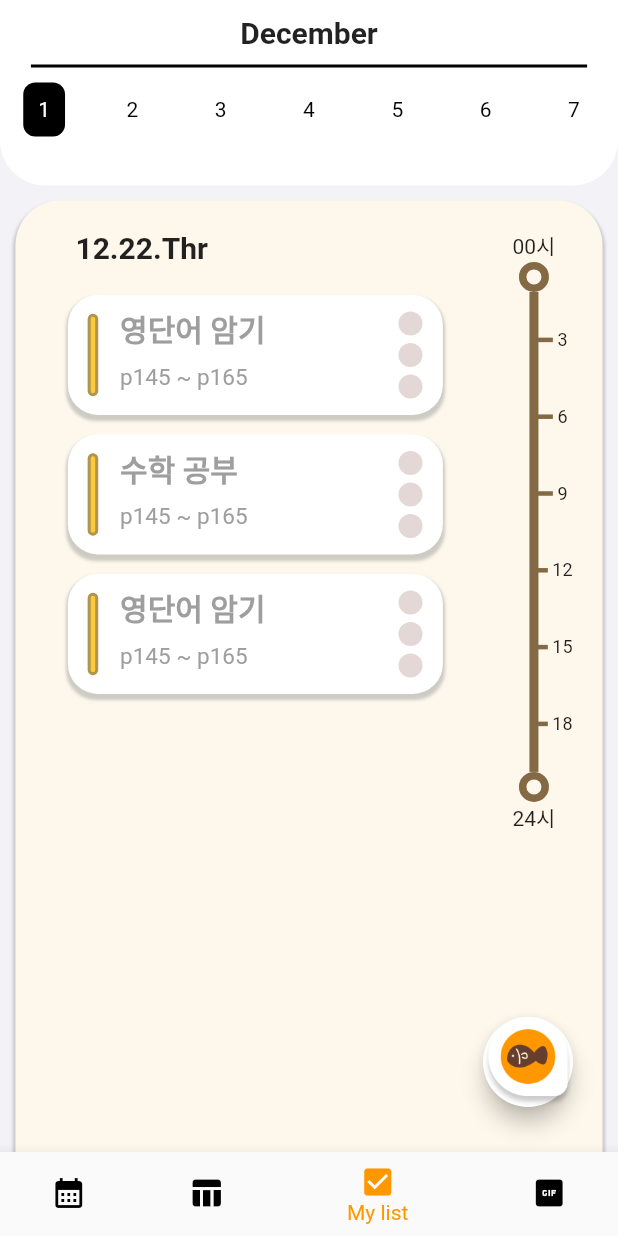
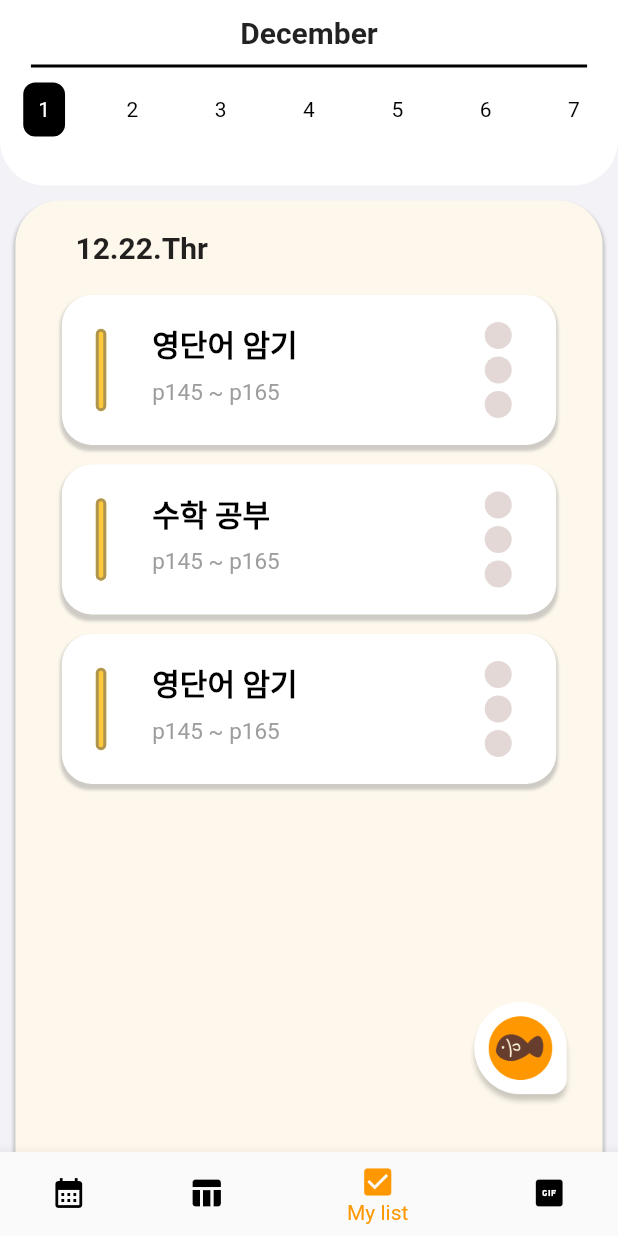
Before and after one commit to gunho30811/UNIPUS, a Flutter app: the screen it shows after launch, item 3 of the bottom bar chosen, on a phone screen of 412 x 824 dp. Run offline on Flutter 3.47's test engine with Material 2 defaults, Android fonts, the light colour scheme and no system bars; our stand-ins replace extended_masked_text, firebase_auth, firebase_core, fl_chart, flutter_login, google_sign_in and 3 more; missing offline and left inert: kakao_flutter_sdk; accounts and stored records are empty.

Commit message:
mylist 수정
박스 크기 조절 및 피드백  버튼 설정
기타 파일 위치 수정
minSdkVersion 21 수정

```diff
--- /dev/null
+++ b/lib/src/ui/common/schedule_detail.dart
@@ -0,0 +1,18 @@
+import 'package:flutter/material.dart';
+import 'package:flutter/src/widgets/framework.dart';
+import 'package:flutter/src/widgets/placeholder.dart';
+
+class ScheduleDetail extends StatelessWidget {
+  const ScheduleDetail({super.key});
+
+  @override
+  Widget build(BuildContext context) {
+    final screenHeight = MediaQuery.of(context).size.height;
+    final screenWidth = MediaQuery.of(context).size.width;
+    return Scaffold(
+      body: Container(
+        width: screenWidth * 0.8,
+      ),
+    );
+  }
+}
--- a/lib/src/ui/my_list/my_list_home.dart
+++ b/lib/src/ui/my_list/my_list_home.dart
@@ -147,7 +147,7 @@ class _MyListHomeState extends State<MyListHome> {
                             child: Container(
                               padding: EdgeInsets.all(20),
                               child: Column(
-                                mainAxisAlignment: MainAxisAlignment.start,
+                                crossAxisAlignment: CrossAxisAlignment.start,
                                 children: [
                                   Row(
                                     children: [
@@ -191,87 +191,6 @@ class _MyListHomeState extends State<MyListHome> {
                               ),
                             ),
                           ),
-                          SingleChildScrollView(
-                            physics: NeverScrollableScrollPhysics(),
-                            child: Container(
-                              margin: EdgeInsets.fromLTRB(0, 20, 20, 0),
-                              child: Stack(
-                                alignment: Alignment.center,
-                                children: [
-                                  Column(
-                                    children: [
-                                      Text('00시'),
-                                      Container(
-                                        width: 20,
-                                        height: 20,
-                                        decoration: BoxDecoration(
-                                          shape: BoxShape.circle,
-                                          border: Border.all(
-                                            color: Color(0xff836A45),
-                                            width: 5,
-                                            style: BorderStyle.solid,
-                                          ),
-                                        ),
-                                      ),
-                                      Container(
-                                        height: 320,
-                                        width: 6,
-                                        color: Color(0xff836A45),
-                                      ),
-                                      Container(
-                                        width: 20,
-                                        height: 20,
-                                        decoration: BoxDecoration(
-                                          shape: BoxShape.circle,
-                                          border: Border.all(
-                                            color: Color(0xff836A45),
-                                            width: 5,
-                                            style: BorderStyle.solid,
-                                          ),
-                                        ),
-                                      ),
-                                      Text('24시'),
-                                    ],
-                                  ),
-                                  Row(
-                                    children: [
-                                      SizedBox(
-                                        width: 25,
-                                      ),
-                                      Container(
-                                        height: 270,
-                                        child: Column(
-                                          mainAxisAlignment:
-                                              MainAxisAlignment.spaceBetween,
-                                          children: [
-                                            for (var i = 1; i <= 6; i++)
-                                              Row(
-                                                children: [
-                                                  Container(
-                                                    height: 3,
-                                                    width: 10,
-                                                    color: Color(0xff836A45),
-                                                  ),
-                                                  SizedBox(
-                                                    width: 3,
-                                                  ),
-                                                  Text(
-                                                    '${i * 3}',
-                                                    style:
-                                                        TextStyle(fontSize: 12),
-                                                  ),
-                                                ],
-                                              ),
-                                          ],
-                                        ),
-                                      ),
-                                    ],
-                                  ),
-
-                                ],
-                              ),
-                            ),
-                          ),
                         ],
                       )),
                 ),
@@ -299,11 +218,13 @@ class MyList extends StatelessWidget {
 
   @override
   Widget build(BuildContext context) {
+    final screenHeight = MediaQuery.of(context).size.height;
+    final screenWidth = MediaQuery.of(context).size.width;
     return Column(
       children: [
         Container(
-          height: 80,
-          width: 250,
+          height: 100,
+          width: screenWidth * 0.8,
           decoration: BoxDecoration(
             boxShadow: [
               BoxShadow(
@@ -319,9 +240,6 @@ class MyList extends StatelessWidget {
           child: Row(
             mainAxisAlignment: MainAxisAlignment.spaceEvenly,
             children: [
-              Align(
-                alignment: Alignment.centerLeft,
-              ),
               Container(
                 height: 55,
                 width: 7,
@@ -356,18 +274,18 @@ class MyList extends StatelessWidget {
                 },
                 child: Container(
                   padding: EdgeInsets.all(8),
-                  width: 180,
+                  width: 200,
                   child: Column(
                     crossAxisAlignment: CrossAxisAlignment.start,
                     children: [
-                      Align(
-                        alignment: Alignment.topLeft,
+                      SizedBox(
+                        height: 10,
                       ),
                       Text(
                         title,
                         style: TextStyle(
                             fontSize: 20,
-                            color: Colors.grey,
+                            color: Colors.black,
                             fontWeight: FontWeight.bold),
                       ),
                       SizedBox(
@@ -444,8 +362,8 @@ class _CustomCircleButtonsState extends State<CustomCircleButtons> {
     return GestureDetector(
       onTap: () => _onButtonPressed(index),
       child: Container(
-        width: 16,
-        height: 16,
+        width: 18,
+        height: 18,
         decoration: BoxDecoration(
           color: _selectedButton == index
               ? _buttonColors[index]
@@ -542,19 +460,19 @@ class _CustomFloatingButtonState extends State<CustomFloatingButton> {
                     ),
                   )
                 : SizedBox(
-                    width: 60,
-                    height: 60,
+                    width: 70,
+                    height: 70,
                     child: FloatingActionButton(
                       onPressed: _toggleButton,
                       child: Ink.image(
                         image: AssetImage(
                             'assets/images/CustomFloatingButton.png'),
-                        fit: BoxFit.cover,
                         child: InkWell(
                           onTap: _toggleButton,
                         ),
                       ),
-                      backgroundColor: Colors.white,
+                      backgroundColor: Colors.transparent,
+                      elevation: 0,
                     ),
                   ),
           ),
```
Also changed, not shown: lib/src/ui/common/category_colors.dart (renamed from lib/src/ui/category_colors.dart), 1 other file.
